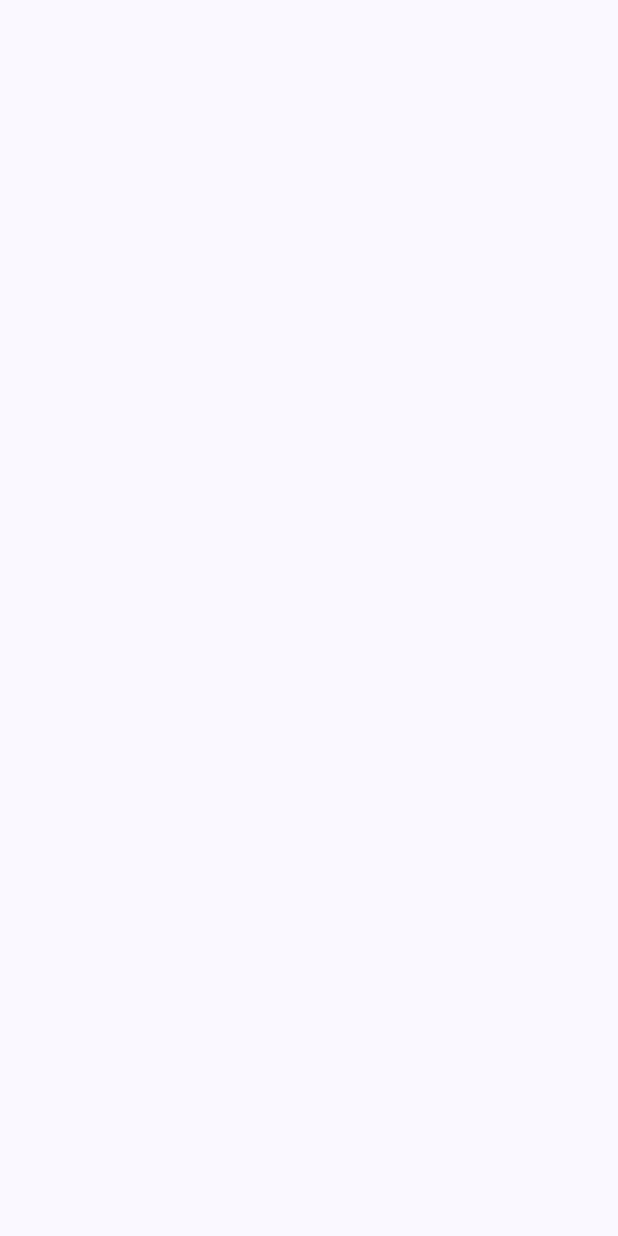
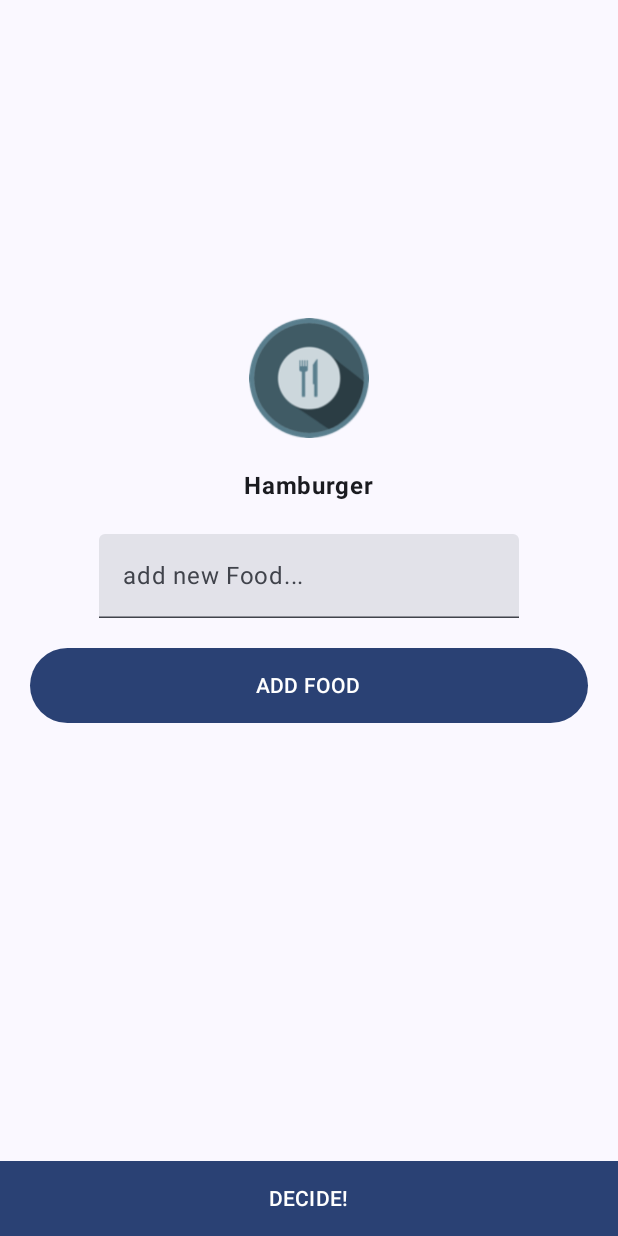
Before and after one commit to asisadh/mdp, an Android app built with Jetpack Compose: the screen it shows after launch (MainActivity), on a phone screen of 412 x 824 dp. Before the commit the screen is empty. Run offline under Robolectric (Android 15) with nearby library versions, the phone set to English and light mode, and no system bars.

```diff
--- a/app/src/main/java/com/example/dinnerdecider/MainActivity.kt
+++ b/app/src/main/java/com/example/dinnerdecider/MainActivity.kt
@@ -5,14 +5,16 @@ package com.example.dinnerdecider
 import android.os.Bundle
 import androidx.activity.ComponentActivity
 import androidx.activity.compose.setContent
+import androidx.compose.foundation.Image
 import androidx.compose.foundation.layout.Arrangement
 import androidx.compose.foundation.layout.Column
 import androidx.compose.foundation.layout.Spacer
+import androidx.compose.foundation.layout.fillMaxHeight
 import androidx.compose.foundation.layout.fillMaxSize
 import androidx.compose.foundation.layout.fillMaxWidth
 import androidx.compose.foundation.layout.height
 import androidx.compose.foundation.layout.padding
-import androidx.compose.foundation.layout.width
+import androidx.compose.foundation.layout.size
 import androidx.compose.material3.Button
 import androidx.compose.material3.ExperimentalMaterial3Api
 import androidx.compose.material3.MaterialTheme
@@ -20,24 +22,35 @@ import androidx.compose.material3.Surface
 import androidx.compose.material3.Text
 import androidx.compose.material3.TextField
 import androidx.compose.runtime.Composable
+import androidx.compose.runtime.getValue
 import androidx.compose.runtime.mutableStateOf
 import androidx.compose.runtime.remember
+import androidx.compose.runtime.setValue
 import androidx.compose.ui.Alignment
 import androidx.compose.ui.Modifier
 import androidx.compose.ui.graphics.RectangleShape
+import androidx.compose.ui.platform.LocalContext
+import androidx.compose.ui.res.painterResource
+import androidx.compose.ui.res.stringResource
+import androidx.compose.ui.text.font.FontWeight
 import androidx.compose.ui.text.input.TextFieldValue
 import androidx.compose.ui.tooling.preview.Preview
 import androidx.compose.ui.unit.dp
 import com.example.dinnerdecider.ui.theme.DinnerDeciderTheme
+import kotlin.random.Random
 
 class MainActivity : ComponentActivity() {
+
+    private var foodMenu = arrayOf("Hamburger", "Pizza", "Mexican", "American", "Chinese")
+    private var currentSelection = foodMenu[0]
+
     override fun onCreate(savedInstanceState: Bundle?) {
         super.onCreate(savedInstanceState)
         setContent {
             DinnerDeciderTheme {
                 // A surface container using the 'background' color from the theme
                 Surface(modifier = Modifier.fillMaxSize(), color = MaterialTheme.colorScheme.background) {
-                    Greeting("Android")
+                    MenuPage( currentSelection, foodMenu)
                 }
             }
         }
@@ -46,9 +59,72 @@ class MainActivity : ComponentActivity() {
 
 @OptIn(ExperimentalMaterial3Api::class)
 @Composable
-fun Greeting(name: String, modifier: Modifier = Modifier) {
-    Column {
+fun MenuPage(currentSelection: String, foodMenu: Array<String>) {
+    var food by remember { mutableStateOf(currentSelection) }
+    var txtFood by remember { mutableStateOf("") }
+    var foodMenu by remember { mutableStateOf(foodMenu) }
+    Column (
+        modifier = Modifier
+            .fillMaxHeight(),
+        verticalArrangement = Arrangement.Bottom,
+    ){
+        Column(
+            modifier = Modifier
+                .padding(20.dp)
+                .weight(1f),
+            verticalArrangement = Arrangement.Center,
+            horizontalAlignment = Alignment.CenterHorizontally
+        ) {
 
+            Image(
+                modifier = Modifier.size(80.dp),
+                painter = painterResource(id = R.drawable.dd_logo),
+                contentDescription = stringResource(id = R.string.dd_logo_description)
+            )
+            Spacer(modifier = Modifier.height(20.dp))
+
+            Text(food, fontWeight = FontWeight.Bold)
+
+            Spacer(modifier = Modifier.height(20.dp))
+
+            TextField(
+                label = { Text(text = "add new Food...") },
+                value = txtFood,
+                onValueChange = { txtFood = it })
+
+            Spacer(modifier = Modifier.height(20.dp))
+
+            Button(
+                modifier = Modifier
+                    .fillMaxWidth()
+                    .height(50.dp),
+                onClick = {
+                    if(txtFood.isNotEmpty()){
+                        food = txtFood
+                        txtFood = ""
+                        if (food !in foodMenu){
+                            foodMenu += food
+                        }
+                    }
+                }) {
+                Text(text = "ADD FOOD")
+            }
+
+            Spacer(modifier = Modifier.height(80.dp))
+        }
+
+        Button(
+            modifier = Modifier
+                .fillMaxWidth()
+                .height(50.dp),
+            shape = RectangleShape,
+            onClick = {
+                val index = foodMenu.size - 1
+                val random = Random.nextInt(0, index)
+                food = foodMenu[random]
+            }) {
+            Text(text = "DECIDE!")
+        }
     }
 }
 
@@ -56,6 +132,6 @@ fun Greeting(name: String, modifier: Modifier = Modifier) {
 @Composable
 fun GreetingPreview() {
     DinnerDeciderTheme {
-        Greeting("Android")
+        MenuPage("Hamburger", arrayOf())
     }
 }
--- a/app/src/main/res/values/strings.xml
+++ b/app/src/main/res/values/strings.xml
@@ -1,3 +1,4 @@
 <resources>
     <string name="app_name">DinnerDecider</string>
+    <string name="dd_logo_description">Logo Image</string>
 </resources>
```
